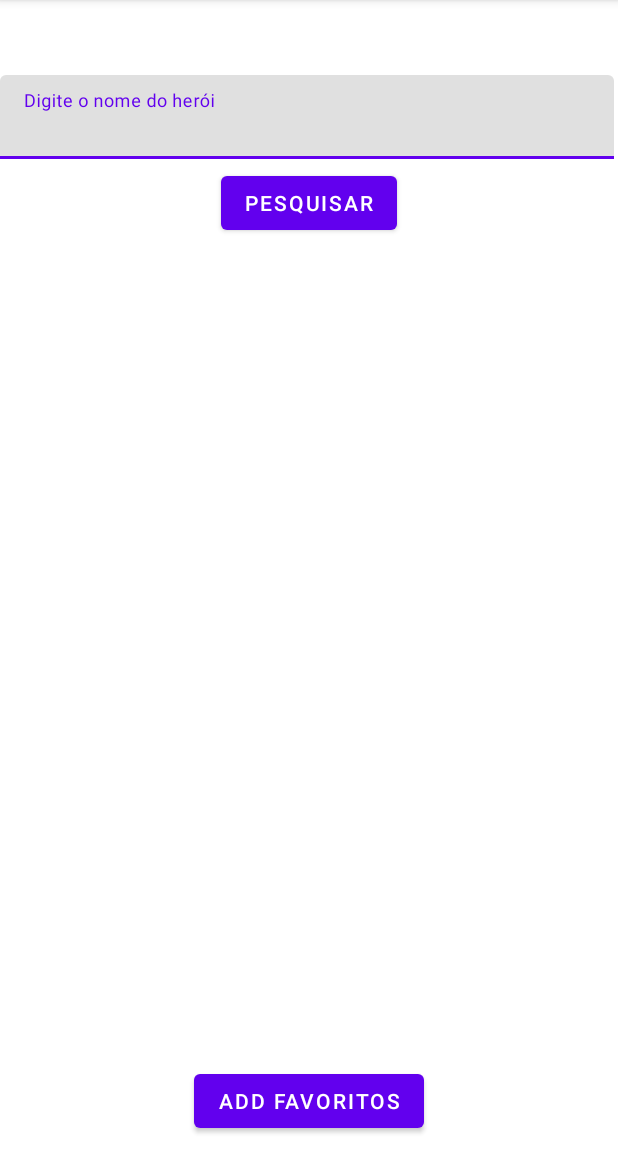
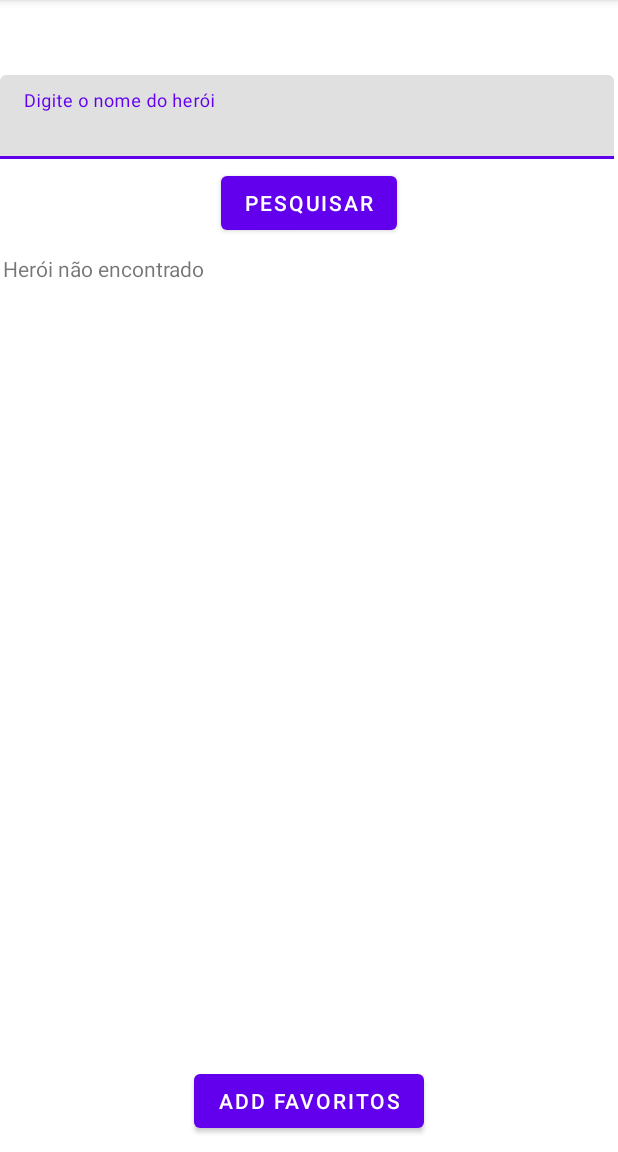
Before and after one commit to SilvaLucas22/MarvelHeroes, an Android app: the ListarUmHeroiActivity screen opened directly, with no data from a screen before it, after a tap on "PESQUISAR", on a phone screen of 412 x 824 dp, the part 84-1236 px from its top. Run offline under Robolectric (Android 15) with nearby library versions, the phone set to English and light mode, and no system bars; network calls fail; 1 statement that could not run was skipped.

Commit message:
resolvendo um crash do app e melhorando busca de heroi

```diff
--- a/Code/app/build.gradle
+++ b/Code/app/build.gradle
@@ -40,9 +40,6 @@ dependencies {
     implementation 'com.squareup.retrofit2:retrofit:2.9.0'
     implementation 'com.squareup.retrofit2:converter-gson:2.3.0'
     implementation 'com.squareup.retrofit:adapter-rxjava:2.0.0-beta1'
-    //noinspection GradleCompatible
-    implementation 'com.android.support:recyclerview-v7:27.0.2'
-    implementation "androidx.lifecycle:lifecycle-runtime-ktx:2.5.0-rc02"
     implementation("org.jetbrains.kotlinx:kotlinx-coroutines-android:1.3.9")
     testImplementation 'junit:junit:4.13.2'
     androidTestImplementation 'androidx.test.ext:junit:1.1.3'
--- a/Code/app/src/main/java/com/example/meuappmarvel/ListarHeroisActivity.kt
+++ b/Code/app/src/main/java/com/example/meuappmarvel/ListarHeroisActivity.kt
@@ -15,6 +15,7 @@ class ListarHeroisActivity : AppCompatActivity() {
             val ListaDeHerois = ListarHerois().getAllHeroes()
             println(ListaDeHerois.toString())
             println("Temos " + ListaDeHerois.size + " heróis")
+            //Funcionamento falha às vezes
         }
 
 
--- a/Code/app/src/main/java/com/example/meuappmarvel/ListarUmHeroiActivity.kt
+++ b/Code/app/src/main/java/com/example/meuappmarvel/ListarUmHeroiActivity.kt
@@ -5,16 +5,12 @@ import android.os.Bundle
 import android.view.View
 import android.widget.EditText
 import android.widget.TextView
-import androidx.lifecycle.lifecycleScope
 import com.example.meuappmarvel.consumoAPI.ListarHerois
 import com.example.meuappmarvel.models.Hero
-import kotlinx.coroutines.Dispatchers
 import kotlinx.coroutines.GlobalScope
 import kotlinx.coroutines.launch
 
 class ListarUmHeroiActivity : AppCompatActivity() {
-
-    var saidaTexto: TextView = findViewById(R.id.exibirTexto)
 
     override fun onCreate(savedInstanceState: Bundle?) {
         super.onCreate(savedInstanceState)
@@ -26,7 +22,7 @@ class ListarUmHeroiActivity : AppCompatActivity() {
         val caixaTexto:EditText = findViewById(R.id.nameHero)
         val name = caixaTexto.text.toString()
 
-        //var saidaTexto: TextView = findViewById(R.id.exibirTexto)
+        var saidaTexto: TextView = findViewById(R.id.exibirTexto)
 
         var ListaDeHerois : MutableList<Hero> = ArrayList()
         GlobalScope.launch {
@@ -34,7 +30,11 @@ class ListarUmHeroiActivity : AppCompatActivity() {
             //println(ListaDeHerois.toString())
             //println("Temos " + ListaDeHerois.size + " heróis")
 
-            saidaTexto.setText(ListaDeHerois.toString())
+            if(ListaDeHerois.isEmpty()){
+                saidaTexto.setText("Herói não encontrado")
+            } else{
+                saidaTexto.setText(ListaDeHerois.toString())
+            }
 
         }
 
```
